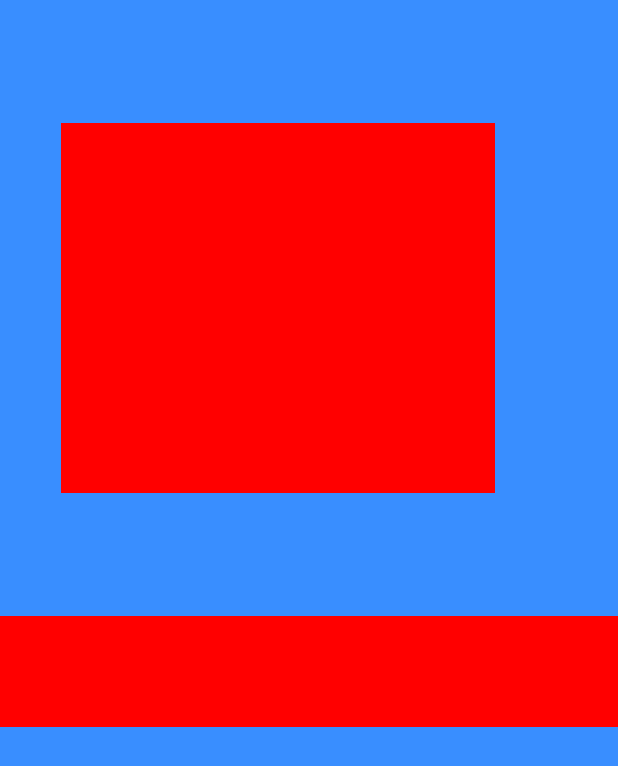
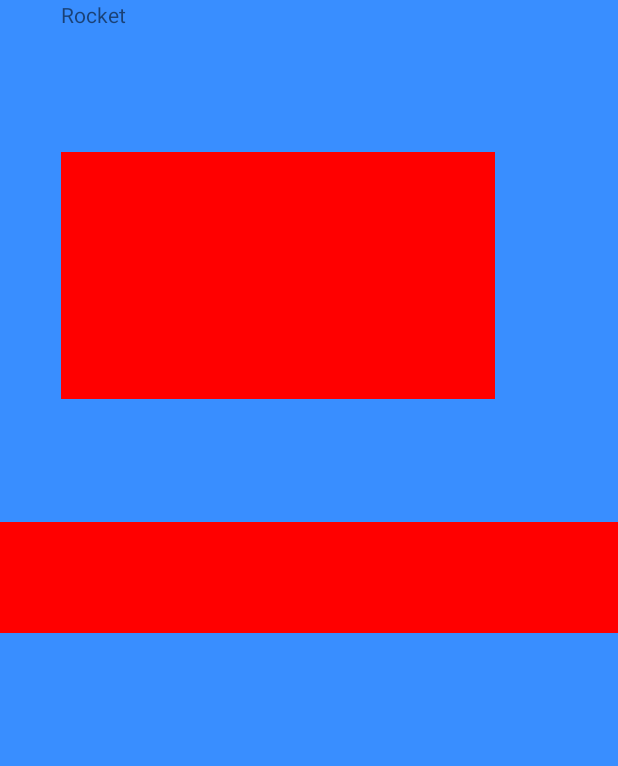
Before and after one commit to yinhaide/HDRocket, an Android app: the layout frag_splash.xml on its own in the app's theme, with its tools: preview values and no code run, on a phone screen of 412 x 824 dp. Shown: the top 766 px of the screen. Run offline under Robolectric (Android 15) with nearby library versions, the light colour scheme and no system bars.

Commit message:
fix percent layout and add padding start | end

```diff
--- a/app/src/main/res/layout/frag_splash.xml
+++ b/app/src/main/res/layout/frag_splash.xml
@@ -9,6 +9,13 @@
     tools:ignore="MissingDefaultResource"
     android:background="@mipmap/splash">
 
+    <TextView
+        android:layout_width="wrap_content"
+        android:layout_height="wrap_content"
+        android:text="@string/app_name"
+        app:layout_paddingLeftPercent="10%sw"
+        app:layout_paddingEndPercent="20%sw"/>
+
     <View
         android:id="@+id/v_test"
         android:layout_width="match_parent"
@@ -17,7 +24,7 @@
         app:layout_marginTopPercent="20%sw"
         app:layout_marginStartPercent="10%sw"
         app:layout_marginEndPercent="20%sw"
-        app:layout_heightPercent="60%sw"/>
+        app:layout_heightPercent="40%sw"/>
 
     <!--下面演示有导航栏又可以滚动的页面布局，其中导航栏一直在底端-->
     <!--如果没有底部导航栏，可以直接以ScrollView作为父布局-->
--- a/rocket/build.gradle
+++ b/rocket/build.gradle
@@ -30,7 +30,7 @@ android {
     }
 
     // 统一限定资源的前缀,防止资源同名导致不可控异常
-    resourcePrefix "${project.name}_"
+    //resourcePrefix "${project.name}_"
 
     // 动态修改aar的名字
     android.libraryVariants.all { variant ->
--- a/rocket/src/main/java/com/de/rocket/helper/PercentLayoutHelper.java
+++ b/rocket/src/main/java/com/de/rocket/helper/PercentLayoutHelper.java
@@ -2,7 +2,6 @@ package com.de.rocket.helper;
 
 import android.content.Context;
 import android.content.res.TypedArray;
-import android.support.annotation.NonNull;
 import android.support.v4.view.ViewCompat;
 import android.util.AttributeSet;
 import android.util.DisplayMetrics;
@@ -100,6 +99,7 @@ public class PercentLayoutHelper {
      */
     private void supportPadding(int widthHint, int heightHint, View view, PercentLayoutInfo info) {
         int left = view.getPaddingLeft(), right = view.getPaddingRight(), top = view.getPaddingTop(), bottom = view.getPaddingBottom();
+        int start = view.getPaddingStart(), end = view.getPaddingEnd();
         PercentLayoutInfo.PercentVal percentVal = info.paddingLeftPercent;
         if (percentVal != null) {
             int base = getBaseByModeAndVal(widthHint, heightHint, percentVal.basemode);
@@ -120,7 +120,30 @@ public class PercentLayoutHelper {
             int base = getBaseByModeAndVal(widthHint, heightHint, percentVal.basemode);
             bottom = (int) (base * percentVal.percent);
         }
+        // add by haide.yin start -- 20200606
+        percentVal = info.paddingStartPercent;
+        if (percentVal != null) {
+            int base = getBaseByModeAndVal(widthHint, heightHint, percentVal.basemode);
+            start = (int) (base * percentVal.percent);
+        }
+        percentVal = info.paddingEndPercent;
+        if (percentVal != null) {
+            int base = getBaseByModeAndVal(widthHint, heightHint, percentVal.basemode);
+            end = (int) (base * percentVal.percent);
+        }
         view.setPadding(left, top, right, bottom);
+        if(start > 0 || end > 0){
+            if(start == 0){
+                // TODO: 2020/6/7 这里还需要根据判断是否是中东国家，暂时不作处理，如果是中东国家则：start = right
+                start = left;
+            }
+            if(end == 0){
+                // TODO: 2020/6/7 这里还需要根据判断是否是中东国家，暂时不作处理，如果是中东国家则：end = left
+                end = right;
+            }
+            view.setPaddingRelative(start, top, end, bottom);
+        }
+        // add by haide.yin end -- 20200606
     }
 
     /**
@@ -190,7 +213,7 @@ public class PercentLayoutHelper {
      */
     public static PercentLayoutInfo getPercentLayoutInfo(Context context, AttributeSet attrs) {
         PercentLayoutInfo info = null;
-        TypedArray array = context.obtainStyledAttributes(attrs, R.styleable.PercentLayout_Layout);
+        TypedArray array = context.obtainStyledAttributes(attrs, R.styleable.PercentLayout);
         info = setWidthAndHeightVal(array, info);
         info = setMarginRelatedVal(array, info);
         info = setTextSizeSupportVal(array, info);
@@ -204,12 +227,12 @@ public class PercentLayoutHelper {
      * 设置宽高相关属性
      */
     private static PercentLayoutInfo setWidthAndHeightVal(TypedArray array, PercentLayoutInfo info) {
-        PercentLayoutInfo.PercentVal percentVal = getPercentVal(array, R.styleable.PercentLayout_Layout_layout_widthPercent, true);
+        PercentLayoutInfo.PercentVal percentVal = getPercentVal(array, R.styleable.PercentLayout_layout_widthPercent, true);
         if (percentVal != null) {
             info = checkForInfoExists(info);
             info.widthPercent = percentVal;
         }
-        percentVal = getPercentVal(array, R.styleable.PercentLayout_Layout_layout_heightPercent, false);
+        percentVal = getPercentVal(array, R.styleable.PercentLayout_layout_heightPercent, false);
         if (percentVal != null) {
             info = checkForInfoExists(info);
             info.heightPercent = percentVal;
@@ -222,7 +245,7 @@ public class PercentLayoutHelper {
      */
     private static PercentLayoutInfo setTextSizeSupportVal(TypedArray array, PercentLayoutInfo info) {
         //textSizePercent 默认以高度作为基准
-        PercentLayoutInfo.PercentVal percentVal = getPercentVal(array, R.styleable.PercentLayout_Layout_layout_textSizePercent, false);
+        PercentLayoutInfo.PercentVal percentVal = getPercentVal(array, R.styleable.PercentLayout_layout_textSizePercent, false);
         if (percentVal != null) {
             info = checkForInfoExists(info);
             info.textSizePercent = percentVal;
@@ -235,25 +258,25 @@ public class PercentLayoutHelper {
      */
     private static PercentLayoutInfo setMinMaxWidthHeightRelatedVal(TypedArray array, PercentLayoutInfo info) {
         //maxWidth
-        PercentLayoutInfo.PercentVal percentVal = getPercentVal(array, R.styleable.PercentLayout_Layout_layout_maxWidthPercent, true);
+        PercentLayoutInfo.PercentVal percentVal = getPercentVal(array, R.styleable.PercentLayout_layout_maxWidthPercent, true);
         if (percentVal != null) {
             info = checkForInfoExists(info);
             info.maxWidthPercent = percentVal;
         }
         //maxHeight
-        percentVal = getPercentVal(array, R.styleable.PercentLayout_Layout_layout_maxHeightPercent, false);
+        percentVal = getPercentVal(array, R.styleable.PercentLayout_layout_maxHeightPercent, false);
         if (percentVal != null) {
             info = checkForInfoExists(info);
             info.maxHeightPercent = percentVal;
         }
         //minWidth
-        percentVal = getPercentVal(array, R.styleable.PercentLayout_Layout_layout_minWidthPercent, true);
+        percentVal = getPercentVal(array, R.styleable.PercentLayout_layout_minWidthPercent, true);
         if (percentVal != null) {
             info = checkForInfoExists(info);
             info.minWidthPercent = percentVal;
         }
         //minHeight
-        percentVal = getPercentVal(array, R.styleable.PercentLayout_Layout_layout_minHeightPercent, false);
+        percentVal = getPercentVal(array, R.styleable.PercentLayout_layout_minHeightPercent, false);
         if (percentVal != null) {
             info = checkForInfoExists(info);
             info.minHeightPercent = percentVal;
@@ -266,7 +289,7 @@ public class PercentLayoutHelper {
      */
     private static PercentLayoutInfo setMarginRelatedVal(TypedArray array, PercentLayoutInfo info) {
         //默认margin参考宽度
-        PercentLayoutInfo.PercentVal percentVal = getPercentVal(array, R.styleable.PercentLayout_Layout_layout_marginPercent, true);
+        PercentLayoutInfo.PercentVal percentVal = getPercentVal(array, R.styleable.PercentLayout_layout_marginPercent, true);
         if (percentVal != null) {
             info = checkForInfoExists(info);
             info.leftMarginPercent = percentVal;
@@ -274,32 +297,32 @@ public class PercentLayoutHelper {
             info.rightMarginPercent = percentVal;
             info.bottomMarginPercent = percentVal;
         }
-        percentVal = getPercentVal(array, R.styleable.PercentLayout_Layout_layout_marginLeftPercent, true);
+        percentVal = getPercentVal(array, R.styleable.PercentLayout_layout_marginLeftPercent, true);
         if (percentVal != null) {
             info = checkForInfoExists(info);
             info.leftMarginPercent = percentVal;
         }
-        percentVal = getPercentVal(array, R.styleable.PercentLayout_Layout_layout_marginTopPercent, false);
+        percentVal = getPercentVal(array, R.styleable.PercentLayout_layout_marginTopPercent, false);
         if (percentVal != null) {
             info = checkForInfoExists(info);
             info.topMarginPercent = percentVal;
         }
-        percentVal = getPercentVal(array, R.styleable.PercentLayout_Layout_layout_marginRightPercent, true);
+        percentVal = getPercentVal(array, R.styleable.PercentLayout_layout_marginRightPercent, true);
         if (percentVal != null) {
             info = checkForInfoExists(info);
             info.rightMarginPercent = percentVal;
         }
-        percentVal = getPercentVal(array, R.styleable.PercentLayout_Layout_layout_marginBottomPercent, false);
+        percentVal = getPercentVal(array, R.styleable.PercentLayout_layout_marginBottomPercent, false);
         if (percentVal != null) {
             info = checkForInfoExists(info);
             info.bottomMarginPercent = percentVal;
         }
-        percentVal = getPercentVal(array, R.styleable.PercentLayout_Layout_layout_marginStartPercent, true);
+        percentVal = getPercentVal(array, R.styleable.PercentLayout_layout_marginStartPercent, true);
         if (percentVal != null) {
             info = checkForInfoExists(info);
             info.startMarginPercent = percentVal;
         }
-        percentVal = getPercentVal(array, R.styleable.PercentLayout_Layout_layout_marginEndPercent, true);
+        percentVal = getPercentVal(array, R.styleable.PercentLayout_layout_marginEndPercent, true);
         if (percentVal != null) {
             info = checkForInfoExists(info);
             info.endMarginPercent = percentVal;
@@ -315,33 +338,45 @@ public class PercentLayoutHelper {
      */
     private static PercentLayoutInfo setPaddingRelatedVal(TypedArray array, PercentLayoutInfo info) {
         //默认padding以宽度为标准
-        PercentLayoutInfo.PercentVal percentVal = getPercentVal(array, R.styleable.PercentLayout_Layout_layout_paddingPercent, true);
+        PercentLayoutInfo.PercentVal percentVal = getPercentVal(array, R.styleable.PercentLayout_layout_paddingPercent, true);
         if (percentVal != null) {
             info = checkForInfoExists(info);
             info.paddingLeftPercent = percentVal;
             info.paddingRightPercent = percentVal;
             info.paddingBottomPercent = percentVal;
             info.paddingTopPercent = percentVal;
+            info.paddingStartPercent = percentVal;
+            info.paddingEndPercent = percentVal;
         }
-        percentVal = getPercentVal(array, R.styleable.PercentLayout_Layout_layout_paddingLeftPercent, true);
+        percentVal = getPercentVal(array, R.styleable.PercentLayout_layout_paddingLeftPercent, true);
         if (percentVal != null) {
             info = checkForInfoExists(info);
             info.paddingLeftPercent = percentVal;
         }
-        percentVal = getPercentVal(array, R.styleable.PercentLayout_Layout_layout_paddingRightPercent, true);
+        percentVal = getPercentVal(array, R.styleable.PercentLayout_layout_paddingRightPercent, true);
         if (percentVal != null) {
             info = checkForInfoExists(info);
             info.paddingRightPercent = percentVal;
         }
-        percentVal = getPercentVal(array, R.styleable.PercentLayout_Layout_layout_paddingTopPercent, true);
+        percentVal = getPercentVal(array, R.styleable.PercentLayout_layout_paddingTopPercent, true);
         if (percentVal != null) {
             info = checkForInfoExists(info);
             info.paddingTopPercent = percentVal;
         }
-        percentVal = getPercentVal(array, R.styleable.PercentLayout_Layout_layout_paddingBottomPercent, true);
+        percentVal = getPercentVal(array, R.styleable.PercentLayout_layout_paddingBottomPercent, true);
         if (percentVal != null) {
             info = checkForInfoExists(info);
             info.paddingBottomPercent = percentVal;
+        }
+        percentVal = getPercentVal(array, R.styleable.PercentLayout_layout_paddingStartPercent, true);
+        if (percentVal != null) {
+            info = checkForInfoExists(info);
+            info.paddingStartPercent = percentVal;
+        }
+        percentVal = getPercentVal(array, R.styleable.PercentLayout_layout_paddingEndPercent, true);
+        if (percentVal != null) {
+            info = checkForInfoExists(info);
+            info.paddingEndPercent = percentVal;
         }
         return info;
     }
@@ -351,7 +386,6 @@ public class PercentLayoutHelper {
         return getPercentVal(sizeStr, baseWidth);
     }
 
-    @NonNull
     private static PercentLayoutInfo checkForInfoExists(PercentLayoutInfo info) {
         info = info != null ? info : new PercentLayoutInfo();
         return info;
@@ -543,6 +577,8 @@ public class PercentLayoutHelper {
         PercentVal paddingRightPercent;
         PercentVal paddingTopPercent;
         PercentVal paddingBottomPercent;
+        PercentVal paddingStartPercent;
+        PercentVal paddingEndPercent;
         //缓存旧的间距参数
         final ViewGroup.MarginLayoutParams mPreservedParams;
 
--- a/rocket/src/main/java/com/de/rocket/ue/layout/PercentLinearLayout.java
+++ b/rocket/src/main/java/com/de/rocket/ue/layout/PercentLinearLayout.java
@@ -85,16 +85,6 @@ public class PercentLinearLayout extends LinearLayout {
             mPercentLayoutInfo = PercentLayoutHelper.getPercentLayoutInfo(c, attrs);
         }
 
-        @Override
-        public PercentLayoutHelper.PercentLayoutInfo getPercentLayoutInfo() {
-            return mPercentLayoutInfo;
-        }
-
-        @Override
-        protected void setBaseAttributes(TypedArray typedArray, int widthAttr, int heightAttr) {
-            PercentLayoutHelper.fetchWidthAndHeight(this, typedArray, widthAttr, heightAttr);
-        }
-
         public LayoutParams(int width, int height)
         {
             super(width, height);
@@ -109,5 +99,15 @@ public class PercentLinearLayout extends LinearLayout {
         {
             super(source);
         }
+
+        @Override
+        public PercentLayoutHelper.PercentLayoutInfo getPercentLayoutInfo() {
+            return mPercentLayoutInfo;
+        }
+
+        @Override
+        protected void setBaseAttributes(TypedArray typedArray, int widthAttr, int heightAttr) {
+            PercentLayoutHelper.fetchWidthAndHeight(this, typedArray, widthAttr, heightAttr);
+        }
     }
 }
```
Also changed, not shown: rocket/src/main/res/values/attrs.xml (added, +50 -0 lines), rocket/src/main/res/values/styles.xml (+0 -22 lines).
